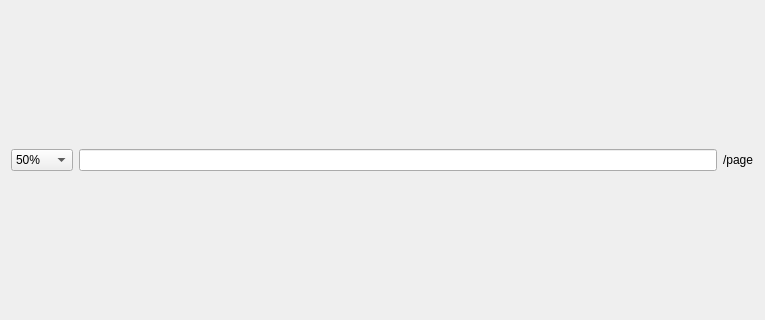
First picture: the form in Mini-Pdf-Reader/mainwindow.ui, repository ylzf0000/Mini-Pdf-Reader, before the edit; both pictures show x 0 to 765 and y 163 to 483 of the 765 by 632 pixel window.
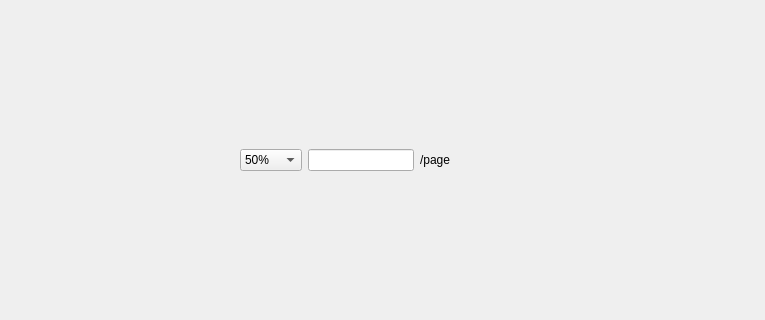
Second picture: the form after the edit.

Commit message: scale不为1时发生错误，怀疑是读取fz_pixmap格式的问题

Diff of the .ui file:
```diff
--- a/Mini-Pdf-Reader/mainwindow.ui
+++ b/Mini-Pdf-Reader/mainwindow.ui
@@ -15,8 +15,25 @@
   </property>
   <widget class="QWidget" name="centralWidget">
    <layout class="QVBoxLayout" name="verticalLayout">
+    <property name="spacing">
+     <number>0</number>
+    </property>
     <item>
+     <widget class="QWidget" name="widget" native="true">
      <layout class="QHBoxLayout" name="horizontalLayout_2">
+       <item>
+        <spacer name="horizontalSpacer">
+         <property name="orientation">
+          <enum>Qt::Horizontal</enum>
+         </property>
+         <property name="sizeHint" stdset="0">
+          <size>
+           <width>40</width>
+           <height>20</height>
+          </size>
+         </property>
+        </spacer>
+       </item>
       <item>
        <widget class="QComboBox" name="comboBox">
         <item>
@@ -52,7 +69,10 @@
        </widget>
       </item>
       <item>
-       <layout class="QHBoxLayout" name="horizontalLayout">
+        <layout class="QHBoxLayout" name="horizontalLayout" stretch="1,1">
+         <property name="spacing">
+          <number>6</number>
+         </property>
         <item>
          <widget class="QLineEdit" name="lineEdit"/>
         </item>
@@ -65,7 +85,21 @@
         </item>
        </layout>
       </item>
-     </layout>
+       <item>
+        <spacer name="horizontalSpacer_2">
+         <property name="orientation">
+          <enum>Qt::Horizontal</enum>
+         </property>
+         <property name="sizeHint" stdset="0">
+          <size>
+           <width>40</width>
+           <height>20</height>
+          </size>
+         </property>
+        </spacer>
+       </item>
+      </layout>
+     </widget>
     </item>
    </layout>
   </widget>
```
Lines whose indentation alone changed are shown as unchanged. The commit also changes 1 other file.
